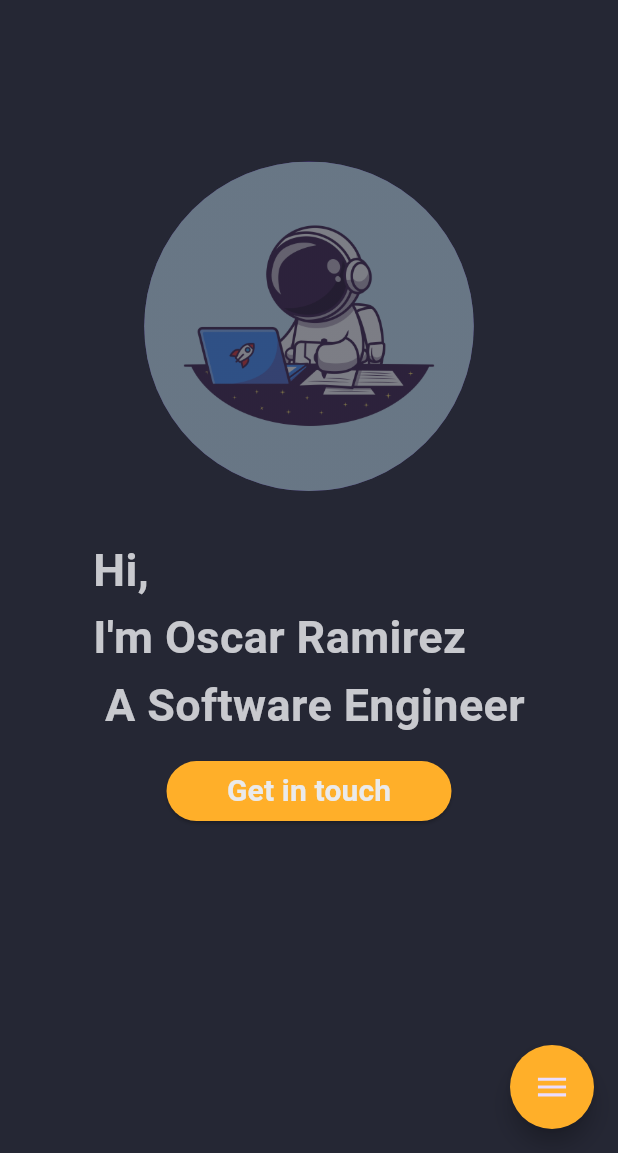
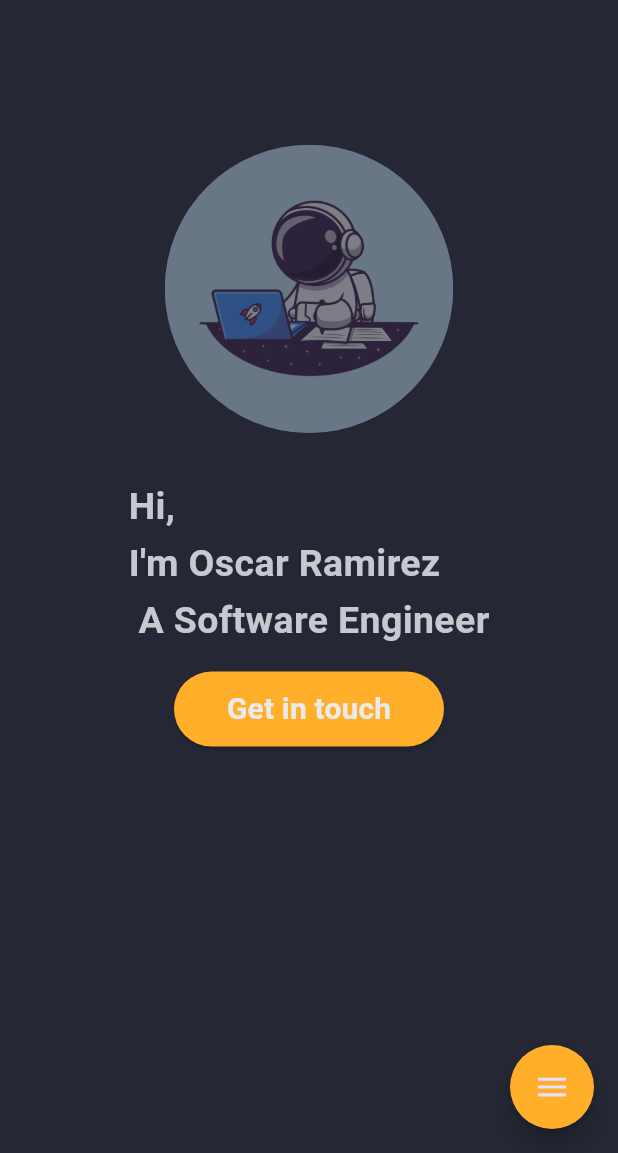
Before and after one commit to OdaFra/portfolio, a Flutter app: the screen it shows after launch, on a phone screen of 412 x 824 dp, the part 83-1236 px from its top. Run offline on Flutter 3.47's test engine with Material 3 defaults, Android fonts, the phone set to English and light mode, and no system bars; drawn by our look-alikes of auto_size_text, flutter_speed_dial.

Commit message:
fix: Actualizamos el tamanho

```diff
--- a/lib/src/widgets/main_mobile.dart
+++ b/lib/src/widgets/main_mobile.dart
@@ -1,4 +1,5 @@
 import 'package:flutter/material.dart';
+import 'package:auto_size_text/auto_size_text.dart';
 
 import '../constants/constants.dart';
 
@@ -11,13 +12,14 @@ class MainMobile extends StatelessWidget {
     final screenWidth = screenSize.width;
     final screenHeight = screenSize.height;
     return Container(
+      margin: const EdgeInsets.symmetric(horizontal: 40, vertical: 30),
       height: screenHeight,
       constraints: const BoxConstraints(minHeight: 560.0),
       child: Column(
         children: [
-          SizedBox(height: (screenHeight * 0.25) / 2),
+          SizedBox(height: (screenHeight * 0.15) / 2),
           CircleAvatar(
-            radius: (screenWidth * 0.40) / 1.5,
+            radius: (screenWidth * 0.35) / 1.5,
             child: ShaderMask(
               shaderCallback: (bounds) {
                 return LinearGradient(colors: [
@@ -35,30 +37,32 @@ class MainMobile extends StatelessWidget {
             ),
           ),
           const SizedBox(height: 30),
-          const Text(
+          const AutoSizeText(
             "Hi, \nI'm Oscar Ramirez\n A Software Engineer",
             style: TextStyle(
               color: CustomColor.witheSecondary,
               fontWeight: FontWeight.bold,
-              fontSize: 30.0,
+              fontSize: 25.0,
               height: 1.5,
             ),
           ),
           const SizedBox(height: 15),
-          SizedBox(
-            width: 190,
-            height: 40,
+          Flexible(
+            child: SizedBox(
+              width: 180,
+              height: 50,
               child: ElevatedButton(
                 style: ElevatedButton.styleFrom(
                   backgroundColor: CustomColor.yellowPrimary,
                 ),
                 onPressed: () {},
-              child: const Text(
+                child: const AutoSizeText(
                   'Get in touch',
                   style: TextStyle(
                     color: CustomColor.whitePrimary,
                     fontWeight: FontWeight.bold,
                     fontSize: 20.0,
+                  ),
                 ),
               ),
             ),
```
Lines whose indentation alone changed are shown as unchanged.
